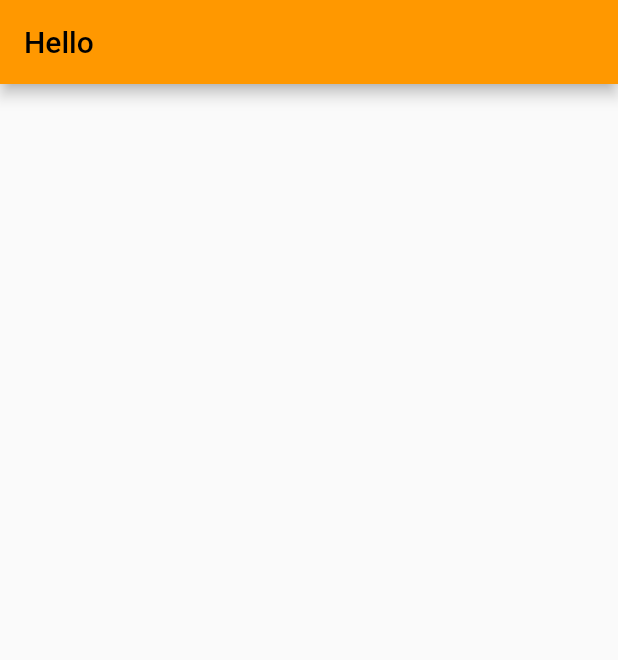
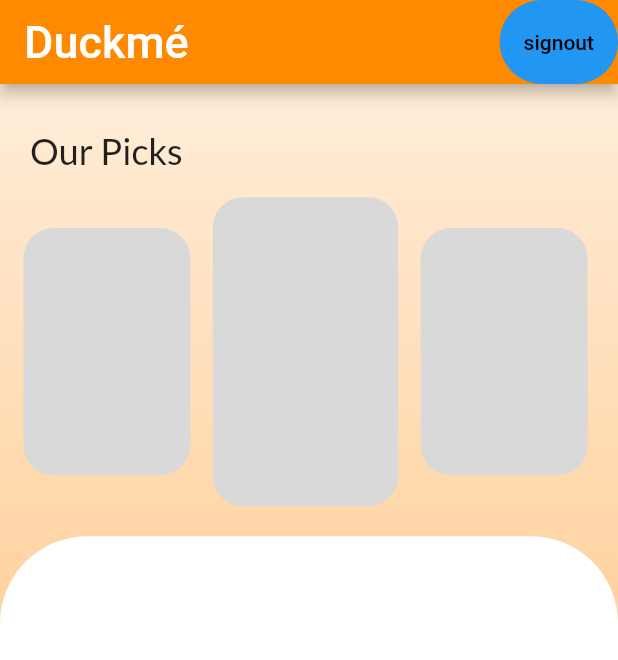
Before and after one commit to ShashankDeepak/Duckme, a Flutter app: the Home screen opened directly, on a phone screen of 412 x 824 dp. Shown: the top 660 px of the screen. Run offline on Flutter 3.47's test engine with Material 2 defaults, Android fonts, the phone set to English and light mode, and no system bars; our stand-ins replace cloud_firestore, firebase_auth, firebase_core, flutter_svg, google_fonts, hexcolor; accounts and stored records are empty.

Commit message:
auth done

```diff
--- a/lib/auth_pages/sign_up.dart
+++ b/lib/auth_pages/sign_up.dart
@@ -1,5 +1,6 @@
 // ignore_for_file: prefer_const_literals_to_create_immutables, prefer_const_constructors, use_build_context_synchronously
 
+import 'package:cloud_firestore/cloud_firestore.dart';
 import 'package:duckme/home.dart';
 import 'package:flutter/material.dart';
 import 'package:flutter_svg/flutter_svg.dart';
@@ -14,11 +15,15 @@ class SignUp extends StatefulWidget {
   State<SignUp> createState() => _SignUpState();
 }
 
+FirebaseFirestore firestore = FirebaseFirestore.instance;
+User? user = FirebaseAuth.instance.currentUser;
+
 bool _obscureText = true;
 
 String name = "";
 String email = "";
 String password = "";
+var uid = user!.uid;
 
 class _SignUpState extends State<SignUp> {
   @override
@@ -219,6 +224,11 @@ class _SignUpState extends State<SignUp> {
                                 .createUserWithEmailAndPassword(
                                     email: email, password: password);
                             if (credential != null) {
+                              await firestore.collection("users").doc(uid).set({
+                                "name": name,
+                                "email": email,
+                              });
+
                               Navigator.push(
                                 context,
                                 MaterialPageRoute(builder: (context) => Home()),
--- a/lib/home.dart
+++ b/lib/home.dart
@@ -1,4 +1,10 @@
+// ignore_for_file: prefer_const_literals_to_create_immutables, prefer_const_constructors, use_build_context_synchronously
+
+import 'package:duckme/title_page.dart';
+import 'package:firebase_auth/firebase_auth.dart';
 import 'package:flutter/material.dart';
+import 'package:google_fonts/google_fonts.dart';
+import 'package:hexcolor/hexcolor.dart';
 
 class Home extends StatefulWidget {
   Home({Key? key}) : super(key: key);
@@ -7,13 +13,153 @@ class Home extends StatefulWidget {
   State<Home> createState() => _HomeState();
 }
 
+List<String> profileImage = [
+  "Bored duck.svg",
+  "Heart eye duck.svg",
+  "Psy Duck.svg",
+  "Surprised duck.svg",
+  "Swag duck.svg"
+];
+User? user = FirebaseAuth.instance.currentUser;
+var uid = user!.uid;
+
 class _HomeState extends State<Home> {
   @override
   Widget build(BuildContext context) {
+    double heightOfDevice = MediaQuery.of(context).size.height;
+    double widthOfDevice = MediaQuery.of(context).size.width;
+
+    double h(double height) {
+      return heightOfDevice * height;
+    }
+
+    double w(double width) {
+      return widthOfDevice * width;
+    }
+
     return Scaffold(
       appBar: AppBar(
+        backgroundColor: HexColor("FF8A00"),
         automaticallyImplyLeading: false,
-        title: Text("Hello"),
+        title: Text(
+          "Duckmé",
+          style: GoogleFonts.lilyScriptOne(color: Colors.white, fontSize: 30),
+        ),
+        actions: [
+          ClipRRect(
+            borderRadius: BorderRadius.circular(100),
+            child: ElevatedButton(
+              style: ElevatedButton.styleFrom(primary: Colors.blue),
+              onPressed: () async {
+                await FirebaseAuth.instance.signOut();
+
+                Navigator.push(
+                  context,
+                  MaterialPageRoute(
+                    builder: (context) => titlePage(),
+                  ),
+                );
+
+                print(uid);
+              },
+              child: Text("signout"),
+            ),
+          )
+        ],
+      ),
+      body: SingleChildScrollView(
+        child: Container(
+          width: w(1),
+          height: h(1),
+          decoration: BoxDecoration(
+            gradient: LinearGradient(
+              begin: Alignment.bottomCenter,
+              end: Alignment.topCenter,
+              colors: [Color(0xffffaf51), Color(0xffffedd9)],
+            ),
+          ),
+          child: Column(
+            children: [
+              Padding(
+                padding: EdgeInsets.only(left: 20.0, top: 30),
+                child: Align(
+                  alignment: Alignment.centerLeft,
+                  child: Text(
+                    "Our Picks",
+                    style: GoogleFonts.lato(fontSize: 24),
+                  ),
+                ),
+              ),
+              InkWell(
+                onTap: () {},
+                child: Padding(
+                  padding: EdgeInsets.only(
+                    top: h(0.02),
+                    left: w(0.038),
+                  ),
+                  child: Row(
+                    children: [
+                      Container(
+                        width: w(0.27),
+                        height: h(0.2),
+                        decoration: BoxDecoration(
+                          borderRadius: BorderRadius.circular(20),
+                          color: Color(0xffd9d9d9),
+                        ),
+                      ),
+                      InkWell(
+                        onTap: () {},
+                        child: Padding(
+                          padding: EdgeInsets.only(left: 15.0),
+                          child: Container(
+                            width: w(0.3),
+                            height: h(0.25),
+                            decoration: BoxDecoration(
+                              borderRadius: BorderRadius.circular(20),
+                              color: Color(0xffd9d9d9),
+                            ),
+                          ),
+                        ),
+                      ),
+                      InkWell(
+                        onTap: () {},
+                        child: Padding(
+                          padding: EdgeInsets.only(left: 15.0),
+                          child: Container(
+                            width: w(0.27),
+                            height: h(0.2),
+                            decoration: BoxDecoration(
+                              borderRadius: BorderRadius.circular(20),
+                              color: Color(0xffd9d9d9),
+                            ),
+                          ),
+                        ),
+                      ),
+                    ],
+                  ),
+                ),
+              ),
+              Padding(
+                padding: EdgeInsets.only(top: 20.0),
+                child: Expanded(
+                  child: Container(
+                    width: w(1),
+                    height: h(1),
+                    decoration: BoxDecoration(
+                      borderRadius: BorderRadius.only(
+                        topLeft: Radius.circular(58),
+                        topRight: Radius.circular(58),
+                        bottomLeft: Radius.circular(0),
+                        bottomRight: Radius.circular(0),
+                      ),
+                      color: Colors.white,
+                    ),
+                  ),
+                ),
+              )
+            ],
+          ),
+        ),
       ),
     );
   }
--- a/pubspec.yaml
+++ b/pubspec.yaml
@@ -39,6 +39,7 @@ dependencies:
   url_launcher: ^6.1.3
   hexcolor: ^2.0.7
   firebase_auth: ^3.3.18
+  cloud_firestore: ^3.1.18
 
 dev_dependencies:
   flutter_test:
```
Also changed, not shown: assets/Ducks/Bored duck.svg (added), assets/Ducks/Heart eye duck.svg (added), assets/Ducks/Psy Duck.svg (added), assets/Ducks/Surprised duck.svg (added), assets/Ducks/Swag duck.svg (added), assets/Group 1490.png (added), pubspec.lock, 2 other files.
